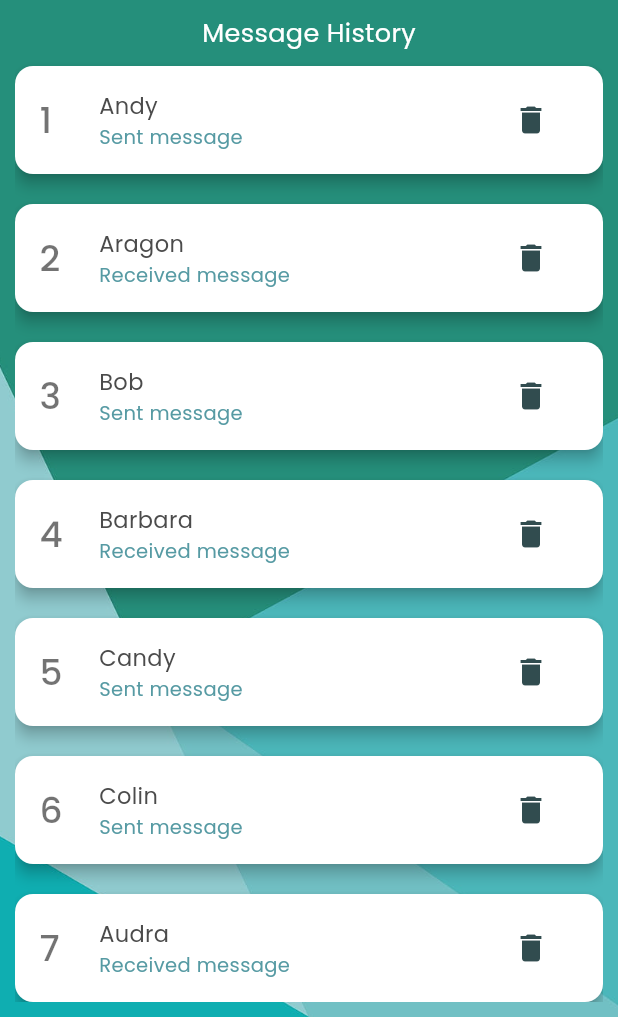
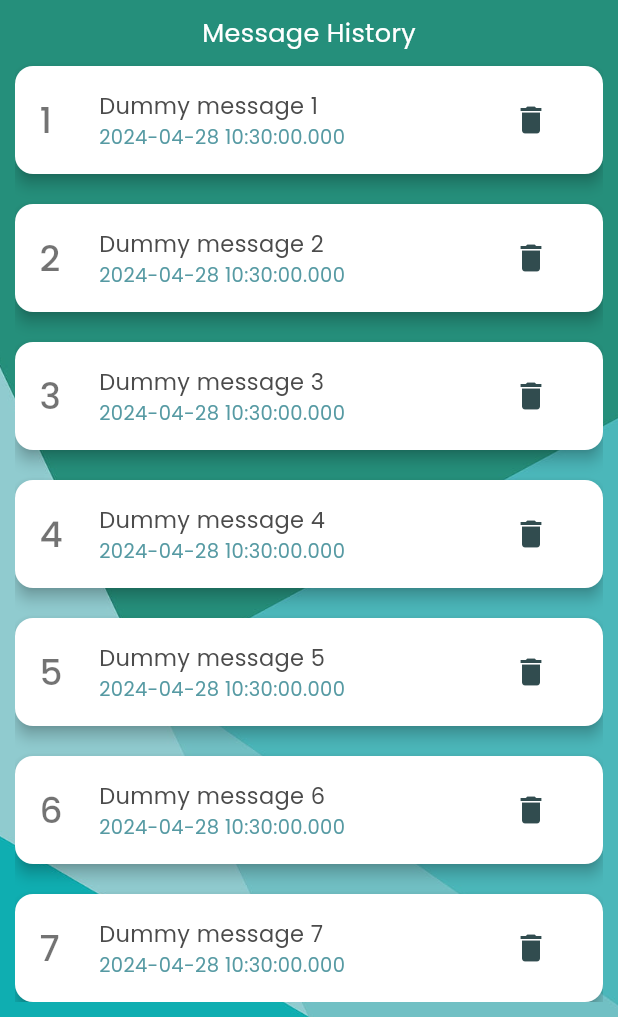
Before and after one commit to akashTharuka/vlc_msg_app, a Flutter app: the screen it shows after launch, after a tap on "Get Started", after a tap on "Message History", on a phone screen of 412 x 824 dp, the part 219-1236 px from its top. Run offline on Flutter 3.47's test engine with Material 3 defaults, Android fonts, the light colour scheme and no system bars; our stand-ins replace camera, faker, flutter_svg, qr_flutter, shared_preferences, sqflite and 1 more; missing offline and left inert: fast_rsa, flutter_barcode_scanner, torch_light; accounts and stored records are empty.

Commit message:
Message history

```diff
--- a/lib/db/db_helper.dart
+++ b/lib/db/db_helper.dart
@@ -7,7 +7,6 @@ import 'package:vlc_msg_app/models/contact.dart';
 import 'package:vlc_msg_app/models/msg.dart';
 
 class DatabaseHelper {
-
   static final DatabaseHelper _instance = DatabaseHelper.internal();
 
   factory DatabaseHelper() => _instance;
@@ -22,37 +21,101 @@ class DatabaseHelper {
   DatabaseHelper.internal();
 
   Future<Database> init() async {
-
     try {
-
       String documentsDirectory = await getDatabasesPath();
       String path = join(documentsDirectory, "vlc.db");
 
-      return openDatabase(
-        path,
-        version: 1,
-        onCreate: onCreate
-      );
-    }
-		on Exception catch (e) {
-
-			log('Error: $e');
-			return Future.error(e);
+      return openDatabase(path, version: 1, onCreate: onCreate);
+    } on Exception catch (e) {
+      log('Error: $e');
+      return Future.error(e);
     }
   }
 
+  // void onCreate(Database db, int version) async {
+
+  //   await db.execute('CREATE TABLE user (name STRING NOT NULL, privateKey STRING NOT NULL, publicKey STRING NOT NULL, mobileUnlock BOOLEAN DEFAULT FALSE)');
+  //   await db.execute('CREATE TABLE contacts (id STRING PRIMARY KEY NOT NULL, name STRING NOT NULL, publicKey STRING NOT NULL)');
+  //   await db.execute('CREATE TABLE messages (id STRING PRIMARY KEY NOT NULL, timestamp TIMESTAMP NOT NULL, text TEXT NOT NULL)');
+  // }
+
   void onCreate(Database db, int version) async {
+    await db.execute(
+        'CREATE TABLE user (name STRING NOT NULL, privateKey STRING NOT NULL, publicKey STRING NOT NULL, mobileUnlock BOOLEAN DEFAULT FALSE)');
+    await db.execute(
+        'CREATE TABLE contacts (id STRING PRIMARY KEY NOT NULL, name STRING NOT NULL, publicKey STRING NOT NULL)');
+    await db.execute(
+        'CREATE TABLE messages (id STRING PRIMARY KEY NOT NULL, timestamp TIMESTAMP NOT NULL, text TEXT NOT NULL)');
 
-    await db.execute('CREATE TABLE user (name STRING NOT NULL, privateKey STRING NOT NULL, publicKey STRING NOT NULL, mobileUnlock BOOLEAN DEFAULT FALSE)');
-    await db.execute('CREATE TABLE contacts (id STRING PRIMARY KEY NOT NULL, name STRING NOT NULL, publicKey STRING NOT NULL)');
-    await db.execute('CREATE TABLE messages (id STRING PRIMARY KEY NOT NULL, timestamp TIMESTAMP NOT NULL, text TEXT NOT NULL)');
+    // Add dummy data to contacts
+    var dummyContacts = [
+      {'id': '1', 'name': 'John Doe', 'publicKey': 'key1'},
+      {'id': '2', 'name': 'Jane Doe', 'publicKey': 'key2'},
+      {'id': '3', 'name': 'Alice', 'publicKey': 'key3'},
+      {'id': '4', 'name': 'Bob', 'publicKey': 'key4'},
+      {'id': '5', 'name': 'Charlie', 'publicKey': 'key5'},
+      {'id': '6', 'name': 'David', 'publicKey': 'key6'},
+      {'id': '7', 'name': 'Eve', 'publicKey': 'key7'},
+      {'id': '8', 'name': 'Frank', 'publicKey': 'key8'},
+      {'id': '9', 'name': 'Grace', 'publicKey': 'key9'},
+      {'id': '10', 'name': 'Heidi', 'publicKey': 'key10'},
+    ];
+    for (var contact in dummyContacts) {
+      await db.insert('contacts', contact);
+    }
+
+    var dummyMessages = [
+      {'id': '1', 'timestamp': DateTime.now().toString(), 'text': 'Dummy message 1'},
+      {'id': '2', 'timestamp': DateTime.now().toString(), 'text': 'Dummy message 2'},
+      {
+        'id': '3',
+        'timestamp': DateTime.now().toString(),
+        'text': 'Dummy message 3'
+      },
+      {
+        'id': '4',
+        'timestamp': DateTime.now().toString(),
+        'text': 'Dummy message 4'
+      },
+      {
+        'id': '5',
+        'timestamp': DateTime.now().toString(),
+        'text': 'Dummy message 5'
+      },
+      {
+        'id': '6',
+        'timestamp': DateTime.now().toString(),
+        'text': 'Dummy message 6'
+      },
+      {
+        'id': '7',
+        'timestamp': DateTime.now().toString(),
+        'text': 'Dummy message 7'
+      },
+      {
+        'id': '8',
+        'timestamp': DateTime.now().toString(),
+        'text': 'Dummy message 8'
+      },
+      {
+        'id': '9',
+        'timestamp': DateTime.now().toString(),
+        'text': 'Dummy message 9'
+      },
+      {
+        'id': '10',
+        'timestamp': DateTime.now().toString(),
+        'text': 'Dummy message 10'
+      },
+    ];
+    for (var message in dummyMessages) {
+      await db.insert('messages', message);
+    }
   }
 
   // Drop all tables and recreate them
   Future<void> resetDatabase() async {
-
     try {
-
       Database db = await this.db;
 
       await db.transaction((txn) async {
@@ -61,9 +124,7 @@ class DatabaseHelper {
         await txn.execute('DROP TABLE IF EXISTS messages');
         onCreate(db, 1);
       });
-    }
-    catch (e) {
-
+    } catch (e) {
       log('Error resetting database: $e');
       throw Exception('Failed to reset database');
     }
@@ -71,7 +132,6 @@ class DatabaseHelper {
 
   // Get all table names
   void getTableNames() async {
-
     try {
       Database db = await this.db;
       List<Map<String, dynamic>> tables = await db.rawQuery(
@@ -91,15 +151,11 @@ class DatabaseHelper {
 
   // Save User
   Future<int> saveUser(User user) async {
-
     try {
-
       Database db = await this.db;
       int result = await db.insert('user', user.toMap());
       return result;
-    }
-    catch (e) {
-
+    } catch (e) {
       log('Error saving user: $e');
       throw Exception('Failed to save user');
     }
@@ -107,15 +163,11 @@ class DatabaseHelper {
 
   // Update User
   Future<int> updateUser(User user) async {
-
     try {
-
       Database db = await this.db;
       int result = await db.update('user', user.toMap());
       return result;
-    }
-    catch (e) {
-
+    } catch (e) {
       log('Error updating user: $e');
       throw Exception('Failed to update user');
     }
@@ -123,9 +175,7 @@ class DatabaseHelper {
 
   // Get User
   Future<User> getUser() async {
-
     try {
-
       Database db = await this.db;
       List<Map<String, dynamic>> users = await db.query('user');
 
@@ -138,9 +188,7 @@ class DatabaseHelper {
 
       log('No exsisting User found');
       throw Exception('No exsisting User found');
-    }
-    catch (e) {
-
+    } catch (e) {
       log('Error getting user: $e');
       throw Exception('Failed to get user');
     }
@@ -148,16 +196,12 @@ class DatabaseHelper {
 
   // Empty the User table
   Future<int> emptyUser() async {
-
     try {
-
       Database db = await this.db;
       int result = await db.delete('user');
       log('User table emptied');
       return result;
-    }
-    catch (e) {
-
+    } catch (e) {
       log('Error emptying user: $e');
       throw Exception('Failed to empty user');
     }
@@ -167,11 +211,10 @@ class DatabaseHelper {
 
   // Save Contact
   Future<int> saveContact(Contact contact) async {
-
     try {
-
       Database db = await this.db;
-      List<Map<String, dynamic>> existingContacts = await db.query('contacts', where: 'publicKey = ?', whereArgs: [contact.publicKey]);
+      List<Map<String, dynamic>> existingContacts = await db.query('contacts',
+          where: 'publicKey = ?', whereArgs: [contact.publicKey]);
 
       if (existingContacts.isNotEmpty) {
         throw Exception('Contact with public key already exists');
@@ -179,9 +222,7 @@ class DatabaseHelper {
 
       int result = await db.insert('contacts', contact.toMap());
       return result;
-    }
-    catch (e) {
-
+    } catch (e) {
       log('Error saving contact: $e');
       throw Exception('Failed to save contact');
     }
@@ -189,21 +230,18 @@ class DatabaseHelper {
 
   // Get Contacts
   Future<List<Contact>> getContacts() async {
-
     try {
-
       Database db = await this.db;
       List<Map<String, dynamic>> contacts = await db.query('contacts');
 
       if (contacts.isNotEmpty) {
-        return contacts.map((contact) => Contact.fromMap(contact)).toList() as List<Contact>;
+        return contacts.map((contact) => Contact.fromMap(contact)).toList()
+            as List<Contact>;
       }
 
       log('No exsisting Contacts found');
       throw Exception('No exsisting Contacts found');
-    }
-    catch (e) {
-
+    } catch (e) {
       log('Error getting contacts: $e');
       throw Exception('Failed to get contacts');
     }
@@ -211,11 +249,10 @@ class DatabaseHelper {
 
   // Get Contact by id
   Future<Contact> getContactById(String id) async {
-
     try {
-
       Database db = await this.db;
-      List<Map<String, dynamic>> contacts = await db.query('contacts', where: 'id = ?', whereArgs: [id]);
+      List<Map<String, dynamic>> contacts =
+          await db.query('contacts', where: 'id = ?', whereArgs: [id]);
 
       if (contacts.isNotEmpty) {
         return Contact.fromMap(contacts.first);
@@ -223,9 +260,7 @@ class DatabaseHelper {
 
       log('No exsisting Contact found');
       throw Exception('No exsisting Contact found');
-    }
-    catch (e) {
-
+    } catch (e) {
       log('Error getting contact: $e');
       throw Exception('Failed to get contact');
     }
@@ -233,15 +268,12 @@ class DatabaseHelper {
 
   // Delete Contact by id
   Future<int> deleteContactById(String id) async {
-
     try {
-
       Database db = await this.db;
-      int result = await db.delete('contacts', where: 'id = ?', whereArgs: [id]);
+      int result =
+          await db.delete('contacts', where: 'id = ?', whereArgs: [id]);
       return result;
-    }
-    catch (e) {
-
+    } catch (e) {
       log('Error deleting contact: $e');
       throw Exception('Failed to delete contact');
     }
@@ -251,15 +283,11 @@ class DatabaseHelper {
 
   // Save Message
   Future<int> saveMessage(Message msg) async {
-
     try {
-
       Database db = await this.db;
       int result = await db.insert('messages', msg.toMap());
       return result;
-    }
-    catch (e) {
-
+    } catch (e) {
       log('Error saving message: $e');
       throw Exception('Failed to save message');
     }
@@ -267,37 +295,44 @@ class DatabaseHelper {
 
   // Get Messages
   Future<List<Message>> getMessages() async {
-
     try {
-
       Database db = await this.db;
       List<Map<String, dynamic>> messages = await db.query('messages');
 
       if (messages.isNotEmpty) {
-        return messages.map((message) => Message.fromMap(message)).toList() as List<Message>;
+        return messages.map((message) => Message.fromMap(message)).toList();
       }
 
       log('No exsisting Messages found');
       throw Exception('No exsisting Messages found');
-    }
-    catch (e) {
-
+    } catch (e) {
       log('Error getting messages: $e');
       throw Exception('Failed to get messages');
     }
   }
 
+  // Future<List<Message>> getMessages() async {
+  //   try {
+  //     Database db = await this.db;
+  //     List<Map<String, dynamic>> messageMaps = await db.query('messages');
+
+  //     return messageMaps
+  //         .map<Message>((messageMap) => Message.fromMap(messageMap))
+  //         .toList();
+  //   } catch (e) {
+  //     print('Error getting messages: $e');
+  //     throw Exception('Failed to get messages');
+  //   }
+  // }
+
   // Delete Message by id
   Future<int> deleteMessageById(String id) async {
-
     try {
-
       Database db = await this.db;
-      int result = await db.delete('messages', where: 'id = ?', whereArgs: [id]);
+      int result =
+          await db.delete('messages', where: 'id = ?', whereArgs: [id]);
       return result;
-    }
-    catch (e) {
-
+    } catch (e) {
       log('Error deleting message: $e');
       throw Exception('Failed to delete message');
     }
--- a/lib/models/msg.dart
+++ b/lib/models/msg.dart
@@ -22,12 +22,12 @@ class Message extends BaseModel{
     };
   }
 
-  static dynamic fromMap(Map<String, dynamic> map) {
-
+  static Message fromMap(Map<String, dynamic> map) {
     return Message.withId(
-      id: map['id'],
+      id: map['id'].toString(),
       timestamp: DateTime.parse(map['timestamp']),
       text: map['text'],
     );
   }
+
 }
--- a/lib/pages/message_history.dart
+++ b/lib/pages/message_history.dart
@@ -1,5 +1,6 @@
 import 'package:flutter/material.dart';
-import 'package:vlc_msg_app/pages/home_screen.dart';
+import 'package:vlc_msg_app/models/msg.dart';
+import 'package:vlc_msg_app/db/db_helper.dart';
 
 class MsgHistory extends StatefulWidget {
   const MsgHistory({Key? key}) : super(key: key);
@@ -9,39 +10,35 @@ class MsgHistory extends StatefulWidget {
 }
 
 class _MsgHistoryState extends State<MsgHistory> {
-  final List<Map<String, dynamic>> _allUsers = [
-    {"id": 1, "name": "Andy", "msg_type": "Sent"},
-    {"id": 2, "name": "Aragon", "msg_type": "Received"},
-    {"id": 3, "name": "Bob", "msg_type": "Sent"},
-    {"id": 4, "name": "Barbara", "msg_type": "Received"},
-    {"id": 5, "name": "Candy", "msg_type": "Sent"},
-    {"id": 6, "name": "Colin", "msg_type": "Sent"},
-    {"id": 7, "name": "Audra", "msg_type": "Received"},
-    {"id": 8, "name": "Banana", "msg_type": "Received"},
-    {"id": 9, "name": "Caversky", "msg_type": "Received"},
-    {"id": 10, "name": "Becky", "msg_type": "Sent"},
-  ];
+  final DatabaseHelper _databaseHelper =
+      DatabaseHelper(); // Create an instance of DatabaseHelper
 
-  // This list holds the data for the list view
   List<Map<String, dynamic>> _foundUsers = [];
+
   @override
-  initState() {
-    _foundUsers = _allUsers;
+  void initState() {
     super.initState();
+    _fetchMessages();
   }
 
-  // This function is called whenever the text field changes
-  void _runFilter(String enteredKeyword) {
-    List<Map<String, dynamic>> results = [];
-    if (enteredKeyword.isEmpty) {
-      // if the search field is empty or only contains white-space, we'll display all users
-      results = _allUsers;
-    } else {
-      results = _allUsers
-          .where((user) =>
-              user["name"].toLowerCase().contains(enteredKeyword.toLowerCase()))
-          .toList();
-      // we use the toLowerCase() method to make it case-insensitive
+  void _fetchMessages() async {
+    try {
+      List<Message> messages = await _databaseHelper.getMessages();
+
+      if (messages.isNotEmpty) {
+        setState(() {
+          _foundUsers = messages
+              .map((message) => {
+                    "id": message.id,
+                    "timestamp": message
+                        .timestamp, // Adjust these keys according to your Message model
+                    "text": message.text,
+                  })
+              .toList();
+        });
+      }
+    } catch (e) {
+      print('Failed to fetch messages: $e');
     }
   }
 
@@ -80,16 +77,6 @@ class _MsgHistoryState extends State<MsgHistory> {
                           color: Colors.white),
                     ),
                   ),
-                  // TextField(
-                  //   onChanged: (value) => _runFilter(value),
-                  //   decoration: const InputDecoration(
-                  //     labelText: 'Search',
-                  //     suffixIcon: Icon(Icons.search),
-                  //   ),
-                  // ),
-                  // const SizedBox(
-                  //   height: 20,
-                  // ),
                   Expanded(
                     child: _foundUsers.isNotEmpty
                         ? ListView.builder(
@@ -107,23 +94,24 @@ class _MsgHistoryState extends State<MsgHistory> {
                                       color: Color.fromRGBO(0, 0, 0, 0.55)),
                                 ),
                                 trailing: IconButton(
-                                  icon: _foundUsers[index]["msg_type"] == "Sent"
-                                      ? Icon(Icons.delete)
-                                      : Icon(Icons
-                                          .delete), // Change icons based on msg_type
+                                  icon: Icon(Icons.delete), // Change icons based on text
                                   color: const Color.fromRGBO(49, 76, 79, 1),
                                   onPressed: () {
                                     setState(() {
-                                      _foundUsers.removeAt(index);
+                                      _databaseHelper.deleteMessageById(
+                                          _foundUsers[index]["id"]);
+                                      _fetchMessages();
                                     });
                                   },
                                 ),
                                 title: Text(
-                                  _foundUsers[index]['name'],
+                                  // _foundUsers[index]['timestamp'].toString(),
+                                  _foundUsers[index]["text"].toString(),
                                   style: Theme.of(context).textTheme.bodyMedium,
                                 ),
                                 subtitle: Text(
-                                  '${_foundUsers[index]["msg_type"].toString()} message',
+                                  // '${_foundUsers[index]["text"].toString()} message',
+                                  _foundUsers[index]['timestamp'].toString(),
                                   style: TextStyle(
                                       color:
                                           const Color.fromRGBO(86, 154, 163, 1),
@@ -158,11 +146,14 @@ AppBar appBar(BuildContext context) {
     elevation: 0, // and here
     leading: IconButton(
       icon: const Icon(Icons.keyboard_arrow_left),
+      // onPressed: () {
+      //   Navigator.pushReplacement(
+      //     context,
+      //     MaterialPageRoute(builder: (context) => const HomeScreen()),
+      //   );
+      // },
       onPressed: () {
-        Navigator.pushReplacement(
-          context,
-          MaterialPageRoute(builder: (context) => const HomeScreen()),
-        );
+        Navigator.pop(context);
       },
       color: Theme.of(context).colorScheme.background,
     ),
```
